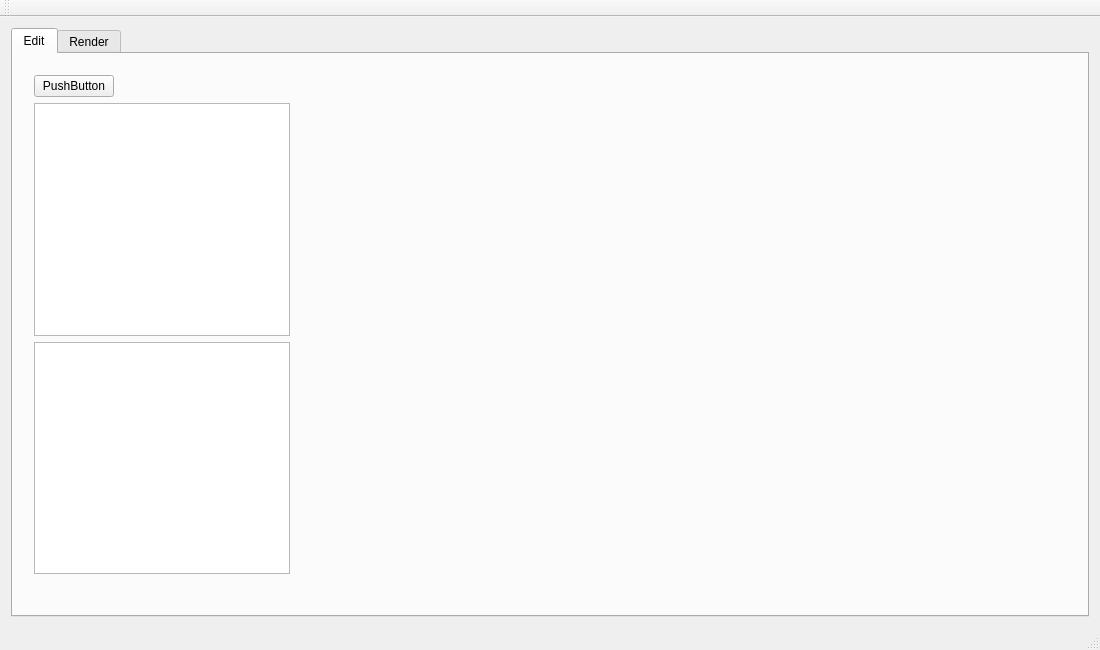
This is mainwindow.ui in kazeevn/Mipt-ray-tracer as Qt 5 draws it before an edit. The edited form follows.
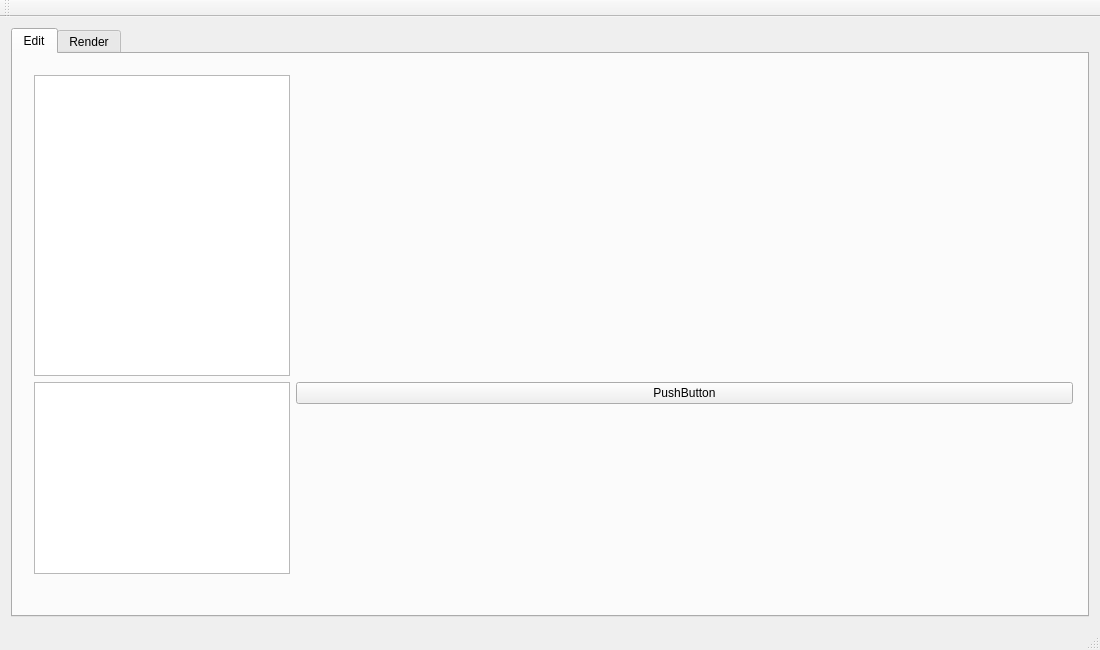
This is the edited form. Icons and pictures are not drawn.

```diff
--- a/mainwindow.ui
+++ b/mainwindow.ui
@@ -44,7 +44,17 @@
          <property name="fieldGrowthPolicy">
           <enum>QFormLayout::AllNonFixedFieldsGrow</enum>
          </property>
-         <item row="4" column="0">
+         <item row="8" column="0">
+          <widget class="QTableView" name="tableView"/>
+         </item>
+         <item row="8" column="1">
+          <widget class="QPushButton" name="pushButton">
+           <property name="text">
+            <string>PushButton</string>
+           </property>
+          </widget>
+         </item>
+         <item row="7" column="0">
           <widget class="QListView" name="listView">
            <property name="sizePolicy">
             <sizepolicy hsizetype="Fixed" vsizetype="Expanding">
@@ -54,16 +64,6 @@
            </property>
           </widget>
          </item>
-         <item row="5" column="0">
-          <widget class="QTableView" name="tableView"/>
-         </item>
-         <item row="3" column="0">
-          <widget class="QPushButton" name="pushButton">
-           <property name="text">
-            <string>PushButton</string>
-           </property>
-          </widget>
-         </item>
         </layout>
        </widget>
       </widget>
```
